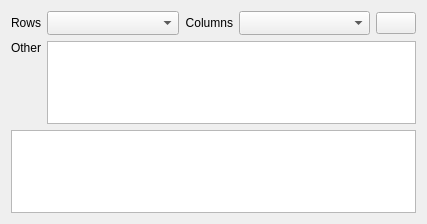
Above: copasi/UI/CQArrayAnnotationsWidget.ui from copasi/COPASI before the change. Below: the same form after it.
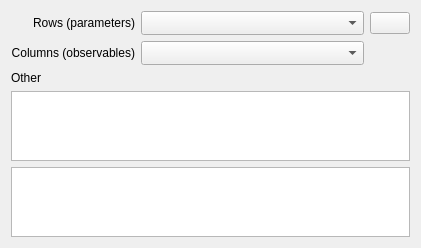
That is the form after the change. Icons and pictures are not drawn. Custom widgets are drawn as their Qt base class.

Commit message: fix for But 1922: MCA Result Flux Control Coefficient Labeling -added "(parameters)" and "(observables)" to Row and Columns labels -disabled mpComboRows and ...Columns when 2 or less Items -rearranged the "Other" field and label

Patch:
```diff
--- a/copasi/UI/CQArrayAnnotationsWidget.ui
+++ b/copasi/UI/CQArrayAnnotationsWidget.ui
@@ -12,51 +12,37 @@
    <rect>
     <x>0</x>
     <y>0</y>
-    <width>427</width>
-    <height>224</height>
+    <width>421</width>
+    <height>218</height>
    </rect>
   </property>
   <property name="windowTitle">
    <string>Form</string>
   </property>
   <layout class="QGridLayout" name="gridLayout">
-   <item row="0" column="0">
+   <item row="0" column="0" colspan="2">
     <widget class="QLabel" name="mpLblRows">
      <property name="text">
-      <string>Rows</string>
+      <string>Rows (parameters)</string>
      </property>
      <property name="alignment">
       <set>Qt::AlignRight|Qt::AlignTrailing|Qt::AlignVCenter</set>
      </property>
     </widget>
    </item>
-   <item row="0" column="1">
-    <widget class="QComboBox" name="mpComboRows">
-     <property name="sizePolicy">
-      <sizepolicy hsizetype="MinimumExpanding" vsizetype="Preferred">
-       <horstretch>0</horstretch>
-       <verstretch>0</verstretch>
-      </sizepolicy>
-     </property>
-     <property name="sizeAdjustPolicy">
-      <enum>QComboBox::AdjustToMinimumContentsLengthWithIcon</enum>
-     </property>
-    </widget>
-   </item>
-   <item row="4" column="0">
-    <widget class="QLabel" name="mpLblOther">
+   <item row="0" column="3">
+    <widget class="QPushButton" name="mpButton">
      <property name="text">
-      <string>Other</string>
+      <string/>
      </property>
-     <property name="alignment">
-      <set>Qt::AlignRight|Qt::AlignTop|Qt::AlignTrailing</set>
+     <property name="icon">
+      <iconset resource="../resourcesUI/copasi.qrc">
+       <normaloff>:/images/bars.png</normaloff>
+       <normalon>:/images/table.png</normalon>:/images/bars.png</iconset>
      </property>
     </widget>
    </item>
-   <item row="4" column="1" colspan="4">
-    <widget class="QTableWidget" name="mpSelectionTable"/>
-   </item>
-   <item row="5" column="0" colspan="5">
+   <item row="4" column="0" colspan="4">
     <widget class="QStackedWidget" name="mpStack">
      <property name="sizePolicy">
       <sizepolicy hsizetype="Preferred" vsizetype="Preferred">
@@ -103,41 +89,61 @@
      </widget>
     </widget>
    </item>
+   <item row="1" column="2">
+    <widget class="QComboBox" name="mpComboColumns">
+     <property name="sizePolicy">
+      <sizepolicy hsizetype="MinimumExpanding" vsizetype="Preferred">
+       <horstretch>0</horstretch>
+       <verstretch>0</verstretch>
+      </sizepolicy>
+     </property>
+     <property name="sizeAdjustPolicy">
+      <enum>QComboBox::AdjustToMinimumContentsLengthWithIcon</enum>
+     </property>
+    </widget>
+   </item>
    <item row="0" column="2">
+    <widget class="QComboBox" name="mpComboRows">
+     <property name="sizePolicy">
+      <sizepolicy hsizetype="MinimumExpanding" vsizetype="Preferred">
+       <horstretch>0</horstretch>
+       <verstretch>0</verstretch>
+      </sizepolicy>
+     </property>
+     <property name="sizeAdjustPolicy">
+      <enum>QComboBox::AdjustToMinimumContentsLengthWithIcon</enum>
+     </property>
+    </widget>
+   </item>
+   <item row="1" column="0" colspan="2">
     <widget class="QLabel" name="mpLblColumns">
      <property name="text">
-      <string>Columns</string>
+      <string>Columns (observables)</string>
      </property>
      <property name="alignment">
       <set>Qt::AlignRight|Qt::AlignTrailing|Qt::AlignVCenter</set>
      </property>
     </widget>
    </item>
-   <item row="0" column="3">
-    <widget class="QComboBox" name="mpComboColumns">
-     <property name="sizePolicy">
-      <sizepolicy hsizetype="MinimumExpanding" vsizetype="Preferred">
-       <horstretch>0</horstretch>
-       <verstretch>0</verstretch>
-      </sizepolicy>
+   <item row="2" column="0">
+    <widget class="QLabel" name="mpLblOther">
+     <property name="maximumSize">
+      <size>
+       <width>16777215</width>
+       <height>16777215</height>
+      </size>
      </property>
-     <property name="sizeAdjustPolicy">
-      <enum>QComboBox::AdjustToMinimumContentsLengthWithIcon</enum>
-     </property>
-    </widget>
-   </item>
-   <item row="0" column="4">
-    <widget class="QPushButton" name="mpButton">
      <property name="text">
-      <string/>
+      <string>Other</string>
      </property>
-     <property name="icon">
-      <iconset resource="../resourcesUI/copasi.qrc">
-       <normaloff>:/images/bars.png</normaloff>
-       <normalon>:/images/table.png</normalon>:/images/bars.png</iconset>
+     <property name="alignment">
+      <set>Qt::AlignLeading|Qt::AlignLeft|Qt::AlignTop</set>
      </property>
     </widget>
    </item>
+   <item row="3" column="0" colspan="4">
+    <widget class="QTableWidget" name="mpSelectionTable"/>
+   </item>
   </layout>
  </widget>
  <customwidgets>
```
The commit also changes 1 other file.
